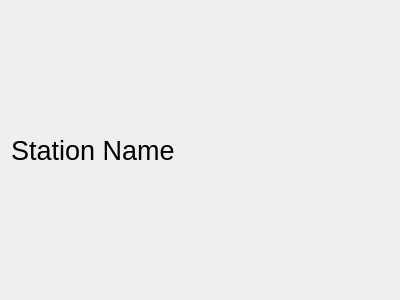
This is mainwindow.ui in cpina/radio-pi as Qt 5 draws it before an edit. The edited form follows.
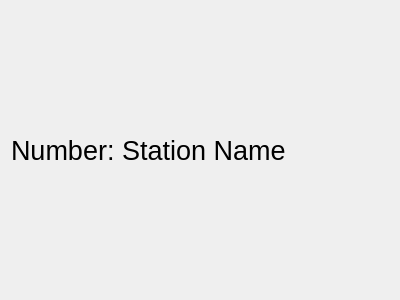
This is the edited form.

Commit message: Pressing down in the station 1 goes to the latest station

```diff
--- a/mainwindow.ui
+++ b/mainwindow.ui
@@ -36,7 +36,7 @@
        </font>
       </property>
       <property name="text">
-       <string>Station Name</string>
+       <string>Number: Station Name</string>
       </property>
      </widget>
     </item>
```
The commit also changes 3 other files.
